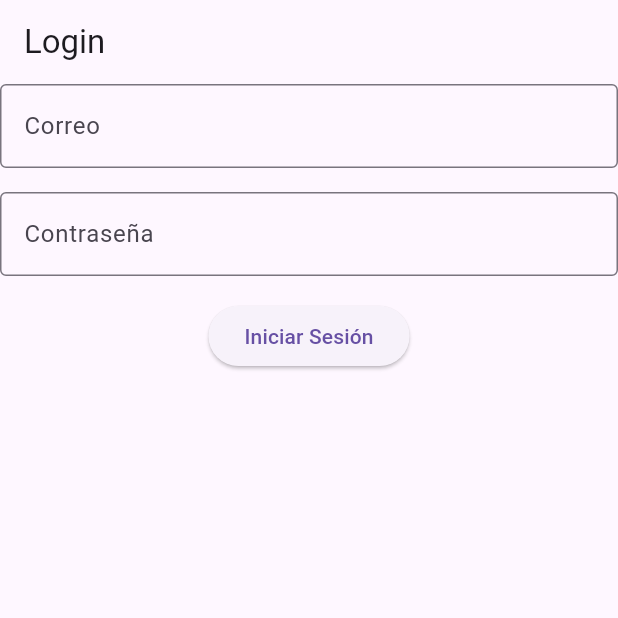
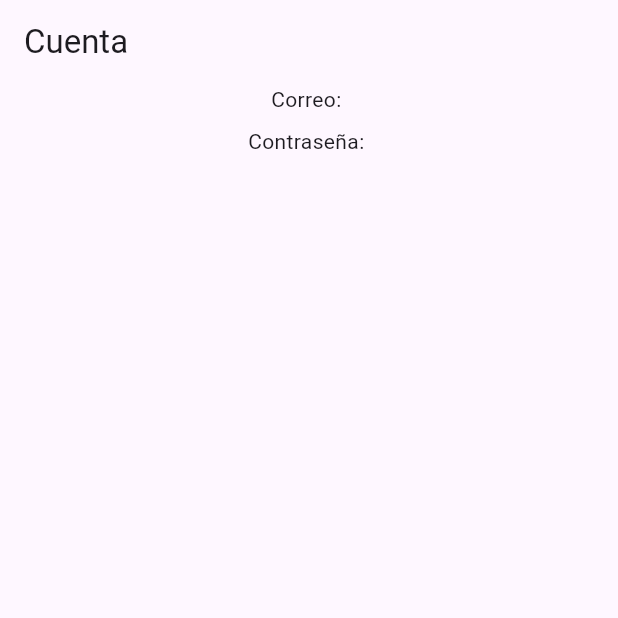
Before and after one commit to Pedrito2626/Actividad2Movil, a Flutter app: the screen it shows after launch, after a tap on "Iniciar Sesión", on a phone screen of 412 x 824 dp, the top half of it. Run offline on Flutter 3.47's test engine with Material 3 defaults, Android fonts, the light colour scheme and no system bars.

Commit message:
Func: Se crea la pantalla Cuenta donde se mostrarán los datos digitados en Login

```diff
--- /dev/null
+++ b/lib/pantalla/cuenta.dart
@@ -0,0 +1,28 @@
+import 'package:flutter/material.dart';
+
+class PantallaCuenta extends StatelessWidget {
+  final String correo;
+  final String contrasena;
+
+  const PantallaCuenta({
+    super.key,
+    required this.correo,
+    required this.contrasena,
+  });
+
+  @override
+  Widget build(BuildContext context) {
+    return Scaffold(
+      appBar: AppBar(title: const Text('Cuenta')),
+      body: Center(
+        child: Column(
+          children: [
+            Text('Correo: $correo'),
+            const SizedBox(height: 8),
+            Text('Contraseña: $contrasena'),
+          ],
+        ),
+      ),
+    );
+  }
+}
--- a/lib/pantalla/login.dart
+++ b/lib/pantalla/login.dart
@@ -1,4 +1,5 @@
 import 'package:flutter/material.dart';
+import 'package:mercados_campesino_app/pantalla/cuenta.dart';
 class PantallaLogin extends StatefulWidget {
   const PantallaLogin({super.key});
 
@@ -8,13 +9,6 @@ class PantallaLogin extends StatefulWidget {
 class _PantallaLoginState extends State<PantallaLogin> {
   final _correoController = TextEditingController();
   final _contrasenaController = TextEditingController();
-
-  @override
-  void dispose() {
-    _correoController.dispose();
-    _contrasenaController.dispose();
-    super.dispose();
-  }
 
   @override
   Widget build(BuildContext context) {
@@ -44,7 +38,7 @@ class _PantallaLoginState extends State<PantallaLogin> {
               onPressed: () {
                 Navigator.pushReplacement(
                   context,
-                  MaterialPageRoute(builder: (context) => PantallaLogin(
+                  MaterialPageRoute(builder: (context) => PantallaCuenta(
                     correo: _correoController.text,
                     contrasena: _contrasenaController.text,
                   )),
```
